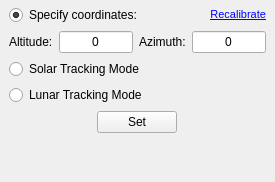
This is main.ui in marzooqy/Muon_Detector_Frame as Qt 5 draws it before an edit. The edited form follows.
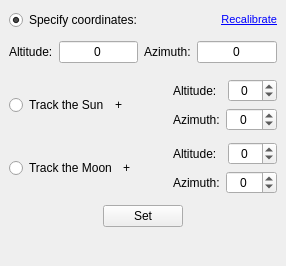
This is the edited form.

```diff
--- a/main.ui
+++ b/main.ui
@@ -23,22 +23,10 @@
    <rect>
     <x>0</x>
     <y>0</y>
-    <width>275</width>
-    <height>182</height>
+    <width>286</width>
+    <height>266</height>
    </rect>
   </property>
-  <property name="minimumSize">
-   <size>
-    <width>275</width>
-    <height>182</height>
-   </size>
-  </property>
-  <property name="maximumSize">
-   <size>
-    <width>275</width>
-    <height>182</height>
-   </size>
-  </property>
   <property name="font">
    <font>
     <pointsize>9</pointsize>
@@ -155,18 +143,159 @@
      </layout>
     </item>
     <item>
-     <widget class="QRadioButton" name="solarRadio">
-      <property name="text">
-       <string>Solar Tracking Mode</string>
+     <layout class="QHBoxLayout" name="horizontalLayout_4">
+      <property name="topMargin">
+       <number>5</number>
       </property>
-     </widget>
+      <item>
+       <widget class="QRadioButton" name="solarRadio">
+        <property name="text">
+         <string>Track the Sun</string>
+        </property>
+       </widget>
+      </item>
+      <item>
+       <widget class="QLabel" name="label">
+        <property name="text">
+         <string>+</string>
+        </property>
+       </widget>
+      </item>
+      <item>
+       <layout class="QVBoxLayout" name="verticalLayout_3">
+        <item>
+         <layout class="QHBoxLayout" name="horizontalLayout_5">
+          <item>
+           <widget class="QLabel" name="label_2">
+            <property name="text">
+             <string>Altitude:</string>
+            </property>
+           </widget>
+          </item>
+          <item>
+           <widget class="QSpinBox" name="sunAltBox">
+            <property name="alignment">
+             <set>Qt::AlignCenter</set>
+            </property>
+            <property name="minimum">
+             <number>-90</number>
+            </property>
+            <property name="maximum">
+             <number>90</number>
+            </property>
+            <property name="singleStep">
+             <number>5</number>
+            </property>
+           </widget>
+          </item>
+         </layout>
+        </item>
+        <item>
+         <layout class="QHBoxLayout" name="horizontalLayout_6">
+          <item>
+           <widget class="QLabel" name="label_3">
+            <property name="text">
+             <string>Azimuth:</string>
+            </property>
+           </widget>
+          </item>
+          <item>
+           <widget class="QSpinBox" name="sunAzBox">
+            <property name="alignment">
+             <set>Qt::AlignCenter</set>
+            </property>
+            <property name="minimum">
+             <number>-359</number>
+            </property>
+            <property name="maximum">
+             <number>359</number>
+            </property>
+            <property name="singleStep">
+             <number>5</number>
+            </property>
+           </widget>
+          </item>
+         </layout>
+        </item>
+       </layout>
+      </item>
+     </layout>
     </item>
     <item>
-     <widget class="QRadioButton" name="lunarRadio">
-      <property name="text">
-       <string>Lunar Tracking Mode</string>
-      </property>
-     </widget>
+     <layout class="QHBoxLayout" name="horizontalLayout_7">
+      <item>
+       <widget class="QRadioButton" name="lunarRadio">
+        <property name="text">
+         <string>Track the Moon</string>
+        </property>
+       </widget>
+      </item>
+      <item>
+       <widget class="QLabel" name="label_5">
+        <property name="text">
+         <string>+</string>
+        </property>
+       </widget>
+      </item>
+      <item>
+       <layout class="QVBoxLayout" name="verticalLayout_2">
+        <item>
+         <layout class="QHBoxLayout" name="horizontalLayout_9">
+          <item>
+           <widget class="QLabel" name="label_4">
+            <property name="text">
+             <string>Altitude:</string>
+            </property>
+           </widget>
+          </item>
+          <item>
+           <widget class="QSpinBox" name="moonAltBox">
+            <property name="alignment">
+             <set>Qt::AlignCenter</set>
+            </property>
+            <property name="minimum">
+             <number>-90</number>
+            </property>
+            <property name="maximum">
+             <number>90</number>
+            </property>
+            <property name="singleStep">
+             <number>5</number>
+            </property>
+           </widget>
+          </item>
+         </layout>
+        </item>
+        <item>
+         <layout class="QHBoxLayout" name="horizontalLayout_10">
+          <item>
+           <widget class="QLabel" name="label_6">
+            <property name="text">
+             <string>Azimuth:</string>
+            </property>
+           </widget>
+          </item>
+          <item>
+           <widget class="QSpinBox" name="moonAzBox">
+            <property name="alignment">
+             <set>Qt::AlignCenter</set>
+            </property>
+            <property name="minimum">
+             <number>-359</number>
+            </property>
+            <property name="maximum">
+             <number>359</number>
+            </property>
+            <property name="singleStep">
+             <number>5</number>
+            </property>
+           </widget>
+          </item>
+         </layout>
+        </item>
+       </layout>
+      </item>
+     </layout>
     </item>
     <item>
      <layout class="QHBoxLayout" name="horizontalLayout_2">
@@ -190,6 +319,12 @@
     </item>
     <item>
      <widget class="QLabel" name="statusLabel">
+      <property name="sizePolicy">
+       <sizepolicy hsizetype="Preferred" vsizetype="Fixed">
+        <horstretch>0</horstretch>
+        <verstretch>0</verstretch>
+       </sizepolicy>
+      </property>
       <property name="font">
        <font>
         <pointsize>8</pointsize>
```
Left out of the diff: 19 changed lines with no effect on the pictures.
